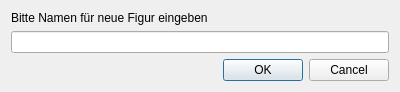
Old version of the form src/newspritename.ui in the repository stes/it4kids.
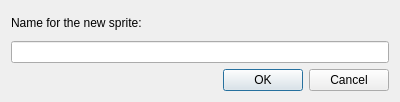
New version of the form.

Patch:
```diff
--- a/src/newspritename.ui
+++ b/src/newspritename.ui
@@ -7,7 +7,7 @@
     <x>0</x>
     <y>0</y>
     <width>400</width>
-    <height>86</height>
+    <height>102</height>
    </rect>
   </property>
   <property name="windowTitle">
@@ -17,7 +17,7 @@
    <item>
     <widget class="QLabel" name="label">
      <property name="text">
-      <string>Bitte Namen für neue Figur eingeben</string>
+      <string>Name for the new sprite:</string>
      </property>
     </widget>
    </item>
```
